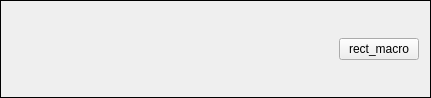
This is gui/shob_bot_wb.ui in MrSamuelLaw/shop_bot as Qt 5 draws it before an edit. The edited form follows.
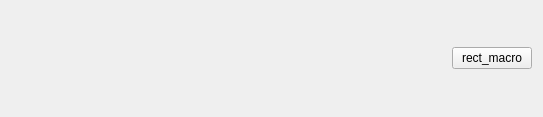
This is the edited form.

The edit to the form file:
```diff
--- a/gui/shob_bot_wb.ui
+++ b/gui/shob_bot_wb.ui
@@ -1,23 +1,27 @@
 <?xml version="1.0" encoding="UTF-8"?>
 <ui version="4.0">
  <class>shop_bot_wb</class>
- <widget class="QFrame" name="shop_bot_wb">
+ <widget class="QWidget" name="shop_bot_wb">
   <property name="geometry">
    <rect>
     <x>0</x>
     <y>0</y>
-    <width>431</width>
-    <height>98</height>
+    <width>543</width>
+    <height>117</height>
    </rect>
   </property>
   <property name="windowTitle">
-   <string>Frame</string>
-  </property>
-  <property name="frameShape">
-   <enum>QFrame::Box</enum>
+   <string>Form</string>
   </property>
   <layout class="QGridLayout" name="gridLayout">
    <item row="0" column="1">
+    <widget class="QPushButton" name="rect_macro_button">
+     <property name="text">
+      <string>rect_macro</string>
+     </property>
+    </widget>
+   </item>
+   <item row="0" column="0">
     <spacer name="horizontalSpacer">
      <property name="orientation">
       <enum>Qt::Horizontal</enum>
@@ -30,13 +34,6 @@
      </property>
     </spacer>
    </item>
-   <item row="0" column="2">
-    <widget class="QPushButton" name="rect_macro_button">
-     <property name="text">
-      <string>rect_macro</string>
-     </property>
-    </widget>
-   </item>
   </layout>
  </widget>
  <resources/>
```
